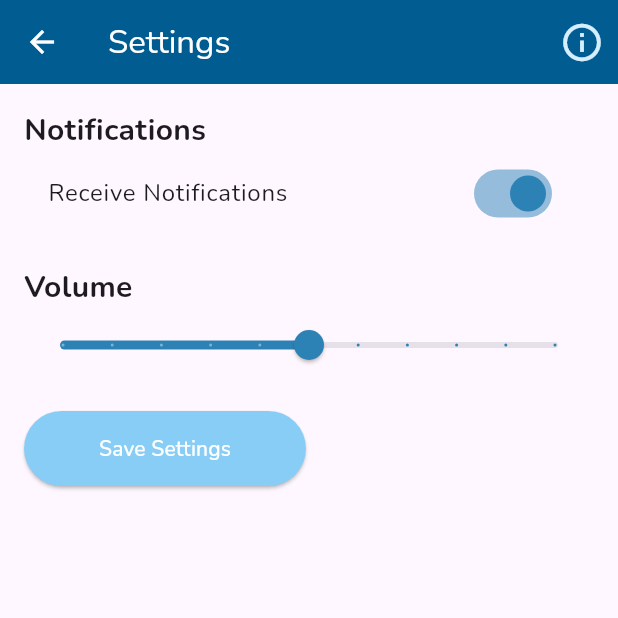
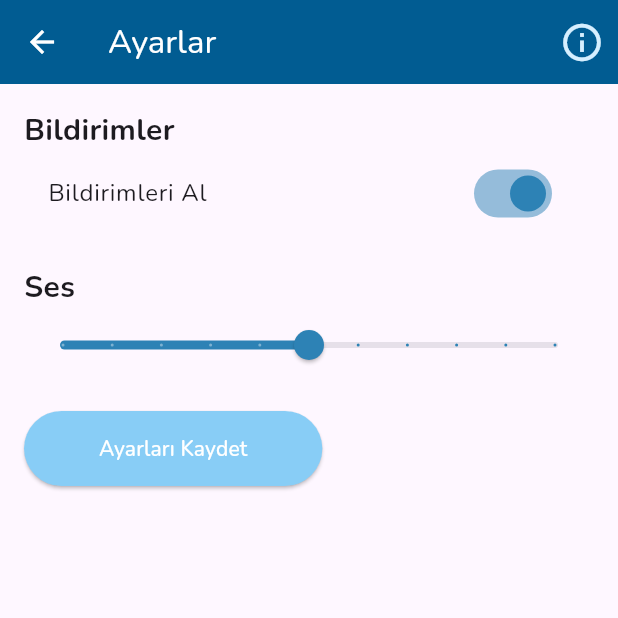
Before and after one commit to omeriakyuz/burada, a Flutter app: the StudentSettingsPage screen opened directly, on a phone screen of 412 x 824 dp, the top half of it. Run offline on Flutter 3.47's test engine with Material 3 defaults, Android fonts, the phone set to English and light mode, and no system bars; our stand-ins replace cloud_firestore, firebase_auth, firebase_core, firebase_database, flutter_typeahead, google_fonts and 3 more; missing offline and left inert: flutter_ble_peripheral; accounts and stored records are empty.

Commit message:
yerelleştirme ve yorum satırı kaldırma

```diff
--- a/lib/roles/student/login.dart
+++ b/lib/roles/student/login.dart
@@ -74,7 +74,7 @@ class _StudentLoginPageState extends State<StudentLoginPage> {
             IconButton(
               onPressed: _authenticate,
               icon: const Icon(Icons.fingerprint_outlined),
-              iconSize: 300.0, // Adjust size as needed
+              iconSize: 300.0,
               tooltip: 'Biyometrik doğrulama',
               color: secondDark,
             ),
--- a/lib/roles/student/settings.dart
+++ b/lib/roles/student/settings.dart
@@ -19,7 +19,7 @@ class _StudentSettingsPageState extends State<StudentSettingsPage> {
   Widget build(BuildContext context) {
     return Scaffold(
       appBar: AppBar(
-        title: const Text('Settings'),
+        title: const Text('Ayarlar'),
         backgroundColor: darkest,
         foregroundColor: Colors.white,
         actions: [
@@ -45,11 +45,11 @@ class _StudentSettingsPageState extends State<StudentSettingsPage> {
           crossAxisAlignment: CrossAxisAlignment.start,
           children: [
             const Text(
-              'Notifications',
+              'Bildirimler',
               style: TextStyle(fontSize: 20, fontWeight: FontWeight.bold),
             ),
             SwitchListTile(
-              title: const Text('Receive Notifications'),
+              title: const Text('Bildirimleri Al'),
               activeColor: secondDark,
               value: notificationSwitchValue,
               onChanged: (value) {
@@ -60,7 +60,7 @@ class _StudentSettingsPageState extends State<StudentSettingsPage> {
             ),
             const SizedBox(height: 20),
             const Text(
-              'Volume',
+              'Ses',
               style: TextStyle(fontSize: 20, fontWeight: FontWeight.bold),
             ),
             Slider(
@@ -95,7 +95,7 @@ class _StudentSettingsPageState extends State<StudentSettingsPage> {
                   bottom: 15,
                 ),
               ),
-              child: const Text('Save Settings'),
+              child: const Text('Ayarları Kaydet'),
             ),
           ],
         ),
--- a/lib/roles/teacher/check_attendance.dart
+++ b/lib/roles/teacher/check_attendance.dart
@@ -14,14 +14,14 @@ class TeacherAttendancePage extends StatelessWidget {
   @override
   Widget build(BuildContext context) {
     return TeacherBasePage(
-      title: 'Check Attendance',
+      title: 'Yoklama Kayıtları',
       currentPageIndex: 2,
       buildBody: (context) => StreamBuilder<QuerySnapshot>(
         stream: FirebaseFirestore.instance.collection('subjects').snapshots(),
         builder: (context, snapshot) {
           if (snapshot.hasError) {
             return Center(
-              child: Text('Error: ${snapshot.error}'),
+              child: Text('Hata: ${snapshot.error}'),
             );
           }
 
@@ -49,7 +49,7 @@ class TeacherAttendancePage extends StatelessWidget {
                   }
 
                   if (teacherAssociatedSnapshot.hasError) {
-                    return Text('Error: ${teacherAssociatedSnapshot.error}');
+                    return Text('Hata: ${teacherAssociatedSnapshot.error}');
                   }
 
                   final bool isTeacherAssociated =
--- a/lib/roles/teacher/email_auth.dart
+++ b/lib/roles/teacher/email_auth.dart
@@ -35,9 +35,9 @@ class _TeacherEmailAuthState extends State<TeacherEmailAuth> {
       );
     } on FirebaseAuthException catch (e) {
       if (e.code == 'user-not-found') {
-        print('No user found for that email.');
+        print('Bu e-postaya sahip kullanıcı bulunamadı.');
       } else if (e.code == 'wrong-password') {
-        print('Wrong password provided for that user.');
+        print('Girmiş olduğunuz şifre hatalı.');
       }
     }
   }
--- a/lib/roles/teacher/settings.dart
+++ b/lib/roles/teacher/settings.dart
@@ -19,7 +19,7 @@ class _TeacherSettingsPageState extends State<TeacherSettingsPage> {
   Widget build(BuildContext context) {
     return Scaffold(
       appBar: AppBar(
-        title: const Text('Settings'),
+        title: const Text('Ayarlar'),
         backgroundColor: darkest,
         foregroundColor: Colors.white,
         actions: [
@@ -45,11 +45,11 @@ class _TeacherSettingsPageState extends State<TeacherSettingsPage> {
           crossAxisAlignment: CrossAxisAlignment.start,
           children: [
             const Text(
-              'Notifications',
+              'Bildirimler',
               style: TextStyle(fontSize: 20, fontWeight: FontWeight.bold),
             ),
             SwitchListTile(
-              title: const Text('Receive Notifications'),
+              title: const Text('Bildirimleri Al.'),
               activeColor: secondDark,
               value: notificationSwitchValue,
               onChanged: (value) {
@@ -60,7 +60,7 @@ class _TeacherSettingsPageState extends State<TeacherSettingsPage> {
             ),
             const SizedBox(height: 20),
             const Text(
-              'Volume',
+              'Ses',
               style: TextStyle(fontSize: 20, fontWeight: FontWeight.bold),
             ),
             Slider(
@@ -95,7 +95,7 @@ class _TeacherSettingsPageState extends State<TeacherSettingsPage> {
                   bottom: 15,
                 ),
               ),
-              child: const Text('Save Settings'),
+              child: const Text('Ayarları Kaydet'),
             ),
           ],
         ),
```
Also changed, not shown: lib/roles/student/check_attendance.dart (+9 -9 lines), lib/roles/student/home.dart (+2 -5 lines), lib/roles/student/phone_auth.dart (+6 -10 lines), lib/roles/teacher/addclass.dart (+2 -8 lines), lib/roles/teacher/attendance.dart (+5 -5 lines).
